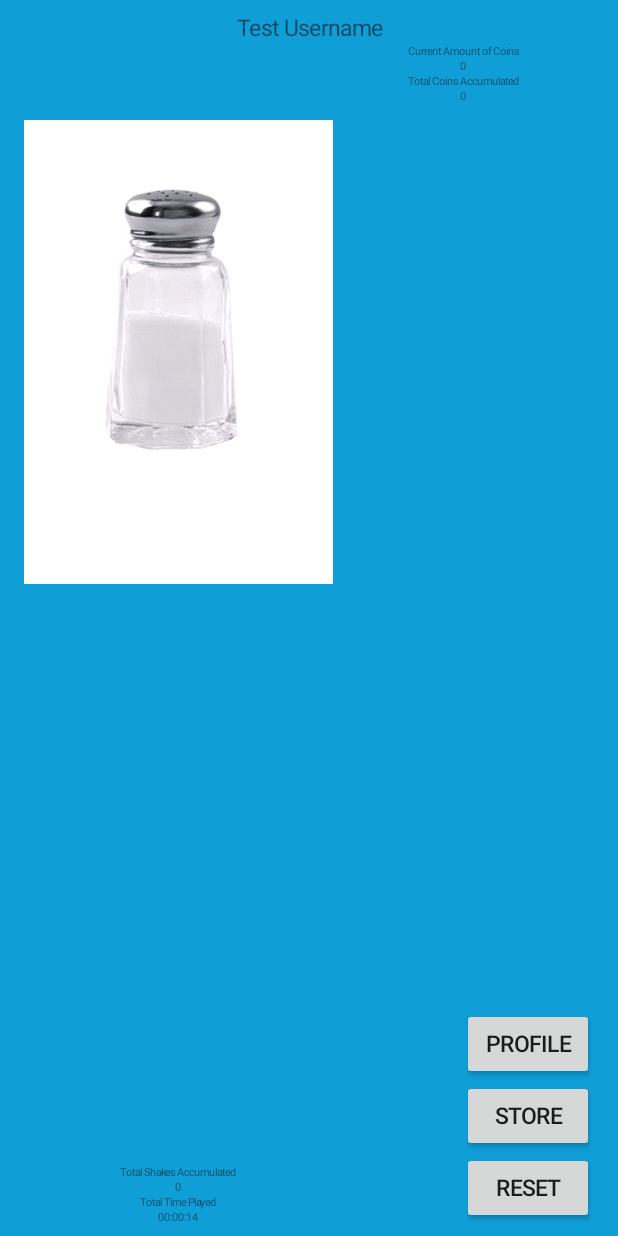
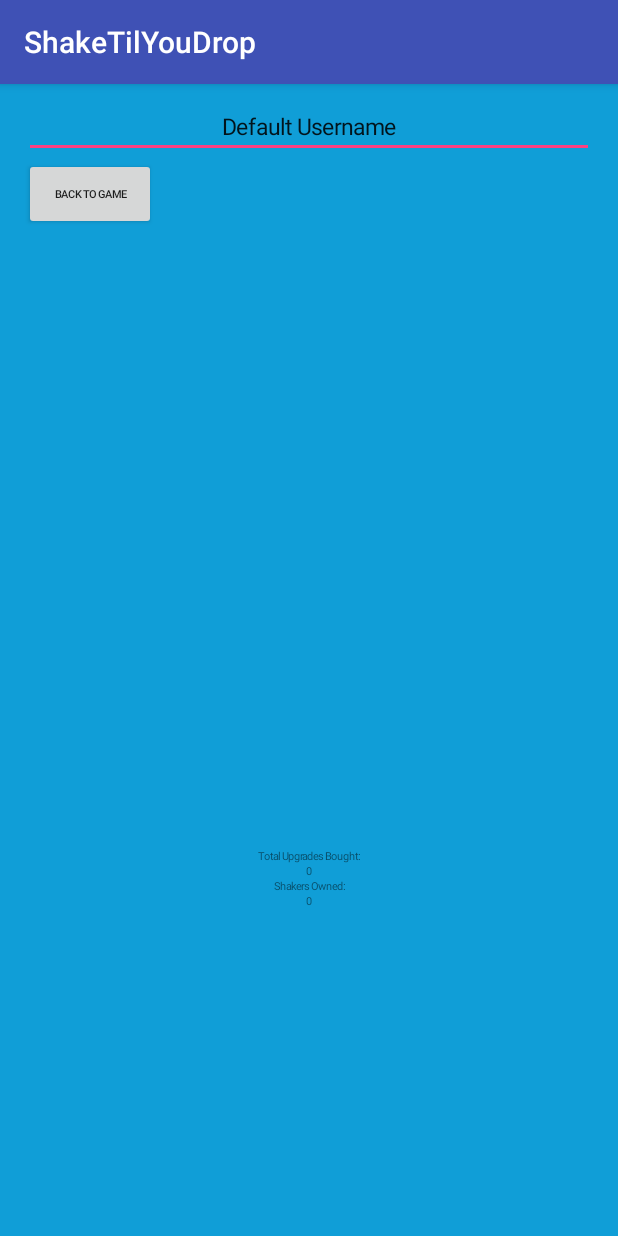
Before and after one commit to nathanielballinger/ShakeTilYouDrop, an Android app: the screen it shows after launch (MainActivity before the commit, ProfileActivity after it), after a tap on "PROFILE", on a phone screen of 412 x 824 dp. Run offline under Robolectric (Android 15) with nearby library versions, the phone set to English and light mode, and no system bars; 2 other taps on this screen came first.

Commit message:
Made profile page xml and initialization and hookups.

```diff
--- a/ShakeTilYouDrop/app/src/main/AndroidManifest.xml
+++ b/ShakeTilYouDrop/app/src/main/AndroidManifest.xml
@@ -19,6 +19,7 @@
             </intent-filter>
         </activity>
         <activity android:name=".StoreActivity"></activity>
+        <activity android:name=".ProfileActivity"></activity>
     </application>
 
 </manifest>
--- a/ShakeTilYouDrop/app/src/main/java/nb8384/cs371m/shaketilyoudrop/MainActivity.java
+++ b/ShakeTilYouDrop/app/src/main/java/nb8384/cs371m/shaketilyoudrop/MainActivity.java
@@ -32,7 +32,7 @@ public class MainActivity extends AppCompatActivity
     private long time = 0;
     Handler handle;
 
-    String username = "Test Username"; //Dummy Username!!!!!!! Change later
+    String username = "Default Username"; //Dummy Username!!!!!!! Change later
     private static final String TAG = "MainActivity";
 
     @Override
@@ -63,7 +63,6 @@ public class MainActivity extends AppCompatActivity
 
         @Override
         public void run() {
-            System.out.println("here");
             time = 1000;
             playerInfo.addToTimePlayed(time);
             // call playerInfo.addToTimePlayer(long timeInMilliSeconds)
--- a/ShakeTilYouDrop/app/src/main/java/nb8384/cs371m/shaketilyoudrop/MainGameUI.java
+++ b/ShakeTilYouDrop/app/src/main/java/nb8384/cs371m/shaketilyoudrop/MainGameUI.java
@@ -93,7 +93,7 @@ public class MainGameUI
         totalCoinsText.setTextSize(TypedValue.COMPLEX_UNIT_SP, userSize/2);
     }
 
-    private void setViewListeners(AppCompatActivity activity) {
+    private void setViewListeners(final AppCompatActivity activity) {
         reset.setOnClickListener(new View.OnClickListener() {
             @Override
             public void onClick(View v) {
@@ -109,7 +109,7 @@ public class MainGameUI
         profile.setOnClickListener(new View.OnClickListener() {
             @Override
             public void onClick(View v) {
-
+                activityLauncherListener.launchActivity(ProfileActivity.class);
             }
         });
 
@@ -127,6 +127,7 @@ public class MainGameUI
         numShakesText.setText(Integer.toString(playerInfo.getNumShakes()));
         currCoinsText.setText(Integer.toString(playerInfo.getNumCoins()));
         totalCoinsText.setText(Integer.toString(playerInfo.getNumTotalCoins()));
+        userText.setText(playerInfo.getUserName());
     }
 
     @Override
--- a/ShakeTilYouDrop/app/src/main/java/nb8384/cs371m/shaketilyoudrop/PlayerInfo.java
+++ b/ShakeTilYouDrop/app/src/main/java/nb8384/cs371m/shaketilyoudrop/PlayerInfo.java
@@ -72,6 +72,12 @@ public class PlayerInfo implements java.io.Serializable {
             controller.onPlayerInfoUpdate(this);
     }
 
+    public void changeUsername(String username){
+        userName = username;
+        if (controller != null)
+            controller.onPlayerInfoUpdate(this);
+    }
+
     public int getNumCoins() {
         return numCoins;
     }
--- /dev/null
+++ b/ShakeTilYouDrop/app/src/main/java/nb8384/cs371m/shaketilyoudrop/ProfileActivity.java
@@ -0,0 +1,64 @@
+package nb8384.cs371m.shaketilyoudrop;
+
+import android.content.Intent;
+import android.os.Bundle;
+import android.support.v7.app.AppCompatActivity;
+import android.widget.EditText;
+import android.widget.Toast;
+
+import org.w3c.dom.Text;
+
+/**
+ * Created by wongk_000 on 11/11/2016.
+ */
+
+public class ProfileActivity extends AppCompatActivity
+    implements ActivityLauncher.ActivityLauncherListener, ProfilePlayerInfoController.ControllerListener{
+
+    PlayerInfo playerInfo;
+    ProfileUI profileUI;
+
+    @Override
+    protected void onCreate(Bundle savedInstanceState) {
+        super.onCreate(savedInstanceState);
+        setContentView(R.layout.activity_profile);
+        Intent intent = getIntent();
+        playerInfo = (PlayerInfo) intent.getSerializableExtra("PlayerInfo");
+
+        profileUI = new ProfileUI(this);
+        profileUI.setControllerListener(this);
+        profileUI.setActivityLauncherListener(this);
+        playerInfo.setPlayerInfoController(profileUI);
+    }
+
+    @Override
+    public void launchActivity(Class<? extends AppCompatActivity> activityClass) {
+        Intent intent = new Intent(getApplicationContext(), activityClass);
+        intent.putExtra("PlayerInfo", playerInfo);
+        startActivity(intent);
+    }
+
+    @Override
+    public void editUsername(EditText username){
+        if(!(username.getText().toString().isEmpty())){
+            playerInfo.changeUsername(username.getText().toString());
+        }
+        else
+            Toast.makeText(getApplicationContext(), "Username cannot be empty", Toast.LENGTH_SHORT).show();
+    }
+
+    @Override
+    protected void onResume() {
+        super.onResume();
+        PlayerInfo newPlayerInfo = (PlayerInfo) getIntent().getSerializableExtra("PlayerInfo");
+        if (newPlayerInfo != null)
+            playerInfo = newPlayerInfo;
+        playerInfo.setPlayerInfoController(profileUI);
+    }
+
+    @Override
+    protected void onPause() {
+        super.onPause();
+        playerInfo.unregisterPlayerInfoController();
+    }
+}
--- /dev/null
+++ b/ShakeTilYouDrop/app/src/main/java/nb8384/cs371m/shaketilyoudrop/ProfilePlayerInfoController.java
@@ -0,0 +1,14 @@
+package nb8384.cs371m.shaketilyoudrop;
+
+import android.widget.EditText;
+
+/**
+ * Created by wongk_000 on 11/11/2016.
+ */
+
+public interface ProfilePlayerInfoController extends PlayerInfoController {
+    interface ControllerListener{
+        void editUsername(EditText username);
+    }
+    void setControllerListener(ControllerListener listener);
+}
--- /dev/null
+++ b/ShakeTilYouDrop/app/src/main/java/nb8384/cs371m/shaketilyoudrop/ProfileUI.java
@@ -0,0 +1,93 @@
+package nb8384.cs371m.shaketilyoudrop;
+
+import android.support.v7.app.AppCompatActivity;
+import android.util.DisplayMetrics;
+import android.util.TypedValue;
+import android.view.View;
+import android.widget.Button;
+import android.widget.EditText;
+import android.widget.ListView;
+import android.widget.TextView;
+import android.widget.Toast;
+
+/**
+ * Created by wongk_000 on 11/11/2016.
+ */
+
+public class ProfileUI implements ProfilePlayerInfoController, ActivityLauncher{
+
+    private ActivityLauncherListener activityLauncherListener;
+    private ControllerListener controllerListener;
+
+    EditText username;
+    ListView multipliers;
+    TextView upgradesStaticText, upgradesText, shakersStaticText, shakersText;
+    Button backToGame;
+    DisplayMetrics dimensions;
+
+    public ProfileUI(AppCompatActivity activity) {
+        findViewsById(activity);
+        initViewValues(activity);
+        setViewListeners(activity);
+    }
+
+    private void findViewsById(AppCompatActivity activity) {
+        username = (EditText) activity.findViewById(R.id.usernameText);
+        multipliers = (ListView) activity.findViewById(R.id.multListView);
+        upgradesStaticText = (TextView) activity.findViewById(R.id.upgradesStaticText);
+        upgradesText = (TextView) activity.findViewById(R.id.upgradesText);
+        shakersStaticText = (TextView) activity.findViewById(R.id.shakersStaticText);
+        shakersText = (TextView) activity.findViewById(R.id.shakersText);
+        backToGame = (Button) activity.findViewById(R.id.backToGameButton);
+    }
+
+    private void initViewValues(AppCompatActivity activity) {
+        dimensions = new DisplayMetrics();
+        activity.getWindowManager().getDefaultDisplay().getMetrics(dimensions);
+        int screenHeight = dimensions.heightPixels;
+        int screenWidth = dimensions.widthPixels;
+        int userSize = (int) (screenWidth * 0.025);
+
+        username.setTextSize(TypedValue.COMPLEX_UNIT_SP, userSize);
+        backToGame.setTextSize(TypedValue.COMPLEX_UNIT_SP, userSize/2);
+
+        int listViewHeight = (int) (screenHeight * 0.5);
+        multipliers.getLayoutParams().height = listViewHeight;
+
+        upgradesStaticText.setTextSize(TypedValue.COMPLEX_UNIT_SP, userSize/2);
+        upgradesText.setTextSize(TypedValue.COMPLEX_UNIT_SP, userSize/2);
+        shakersStaticText.setTextSize(TypedValue.COMPLEX_UNIT_SP, userSize/2);
+        shakersText.setTextSize(TypedValue.COMPLEX_UNIT_SP, userSize/2);
+    }
+
+    private void setViewListeners(final AppCompatActivity activity) {
+        username.setOnClickListener(new View.OnClickListener(){
+            @Override
+            public void onClick(View v) {
+                controllerListener.editUsername(username);
+            }
+        });
+
+        backToGame.setOnClickListener(new View.OnClickListener(){
+            @Override
+            public void onClick(View v) {
+                activityLauncherListener.launchActivity(MainActivity.class);
+            }
+        });
+    }
+
+    @Override
+    public void setActivityLauncherListener(ActivityLauncherListener listener) {
+        activityLauncherListener = listener;
+    }
+
+    @Override
+    public void onPlayerInfoUpdate(PlayerInfo playerInfo) {
+        username.setText(playerInfo.getUserName());
+    }
+
+    @Override
+    public void setControllerListener(ControllerListener listener) {
+        this.controllerListener = listener;
+    }
+}
--- /dev/null
+++ b/ShakeTilYouDrop/app/src/main/res/layout/activity_profile.xml
@@ -0,0 +1,89 @@
+<?xml version="1.0" encoding="utf-8"?>
+<RelativeLayout xmlns:android="http://schemas.android.com/apk/res/android"
+    android:orientation="vertical"
+    xmlns:tools="http://schemas.android.com/tools"
+    android:id="@+id/activity_profile"
+    android:layout_width="match_parent"
+    android:layout_height="match_parent"
+    android:paddingBottom="@dimen/activity_vertical_margin"
+    android:paddingLeft="@dimen/activity_horizontal_margin"
+    android:paddingRight="@dimen/activity_horizontal_margin"
+    android:paddingTop="@dimen/activity_vertical_margin"
+    android:background="#109ED7"
+    tools:context="nb8384.cs371m.shaketilyoudrop.ProfileActivity">
+
+    <EditText
+        android:layout_width="wrap_content"
+        android:layout_height="wrap_content"
+        android:layout_alignParentTop="true"
+        android:layout_alignParentLeft="true"
+        android:layout_alignParentRight="true"
+        android:id="@+id/usernameText"
+        android:textAlignment="center"/>
+
+    <Button
+        android:layout_width="wrap_content"
+        android:layout_height="wrap_content"
+        android:layout_alignParentLeft="true"
+        android:layout_below="@+id/usernameText"
+        android:id="@+id/backToGameButton"
+        android:text="Back To Game"
+        android:textSize="20sp"
+        android:textAlignment="center"/>
+
+    <ListView
+        android:layout_width="wrap_content"
+        android:layout_height="wrap_content"
+        android:layout_alignParentLeft="true"
+        android:layout_alignParentRight="true"
+        android:layout_below="@+id/backToGameButton"
+        android:id="@+id/multListView">
+    </ListView>
+
+    <TextView
+        android:layout_width="wrap_content"
+        android:layout_height="wrap_content"
+        android:layout_alignParentLeft="true"
+        android:layout_alignParentRight="true"
+        android:layout_below="@+id/multListView"
+        android:id="@+id/upgradesStaticText"
+        android:text="Total Upgrades Bought:"
+        android:textSize="20sp"
+        android:textAlignment="center"/>
+
+    <TextView
+        android:layout_width="wrap_content"
+        android:layout_height="wrap_content"
+        android:layout_alignParentLeft="true"
+        android:layout_alignParentRight="true"
+        android:layout_below="@+id/upgradesStaticText"
+        android:id="@+id/upgradesText"
+        android:text="0"
+        android:textSize="20sp"
+        android:textAlignment="center"/>
+
+    <TextView
+        android:layout_width="wrap_content"
+        android:layout_height="wrap_content"
+        android:layout_alignParentLeft="true"
+        android:layout_alignParentRight="true"
+        android:layout_below="@+id/upgradesText"
+        android:id="@+id/shakersStaticText"
+        android:text="Shakers Owned:"
+        android:textSize="20sp"
+        android:textAlignment="center"/>
+
+    <TextView
+        android:layout_width="wrap_content"
+        android:layout_height="wrap_content"
+        android:layout_alignParentLeft="true"
+        android:layout_alignParentRight="true"
+        android:layout_below="@id/shakersStaticText"
+        android:id="@+id/shakersText"
+        android:text="0"
+        android:textSize="20sp"
+        android:textAlignment="center"/>
+
+
+
+</RelativeLayout>
--- a/ShakeTilYouDrop/app/src/main/res/layout/activity_store.xml
+++ b/ShakeTilYouDrop/app/src/main/res/layout/activity_store.xml
@@ -8,6 +8,7 @@
     android:paddingLeft="@dimen/activity_horizontal_margin"
     android:paddingRight="@dimen/activity_horizontal_margin"
     android:paddingTop="@dimen/activity_vertical_margin"
+    android:background="#109ED7"
     tools:context="nb8384.cs371m.shaketilyoudrop.StoreActivity">
 
     <TextView
```
